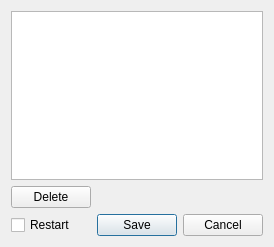
Qt form Server/config_editor.ui (CopterExpress/clever-show) before a commit.
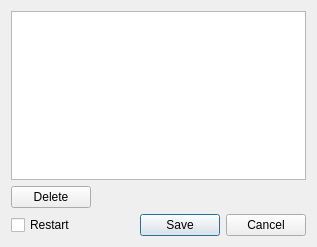
The same form after that commit.

```diff
--- a/Server/config_editor.ui
+++ b/Server/config_editor.ui
@@ -6,7 +6,7 @@
    <rect>
     <x>0</x>
     <y>0</y>
-    <width>268</width>
+    <width>317</width>
     <height>247</height>
    </rect>
   </property>
```
Left out of the diff: 12 changed lines with no effect on the pictures.
